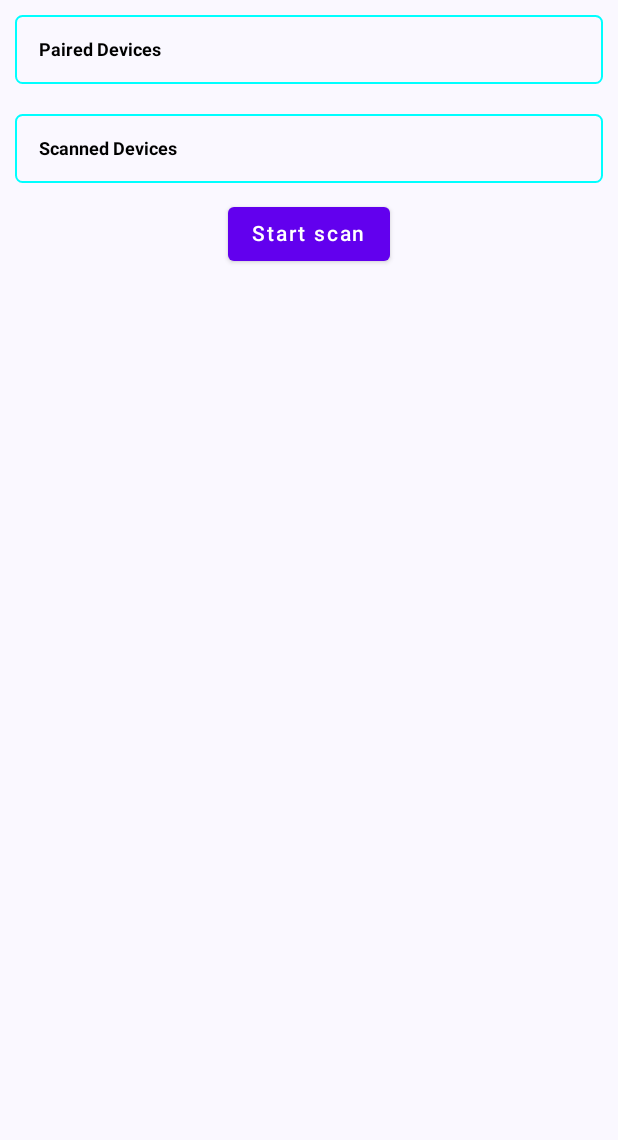
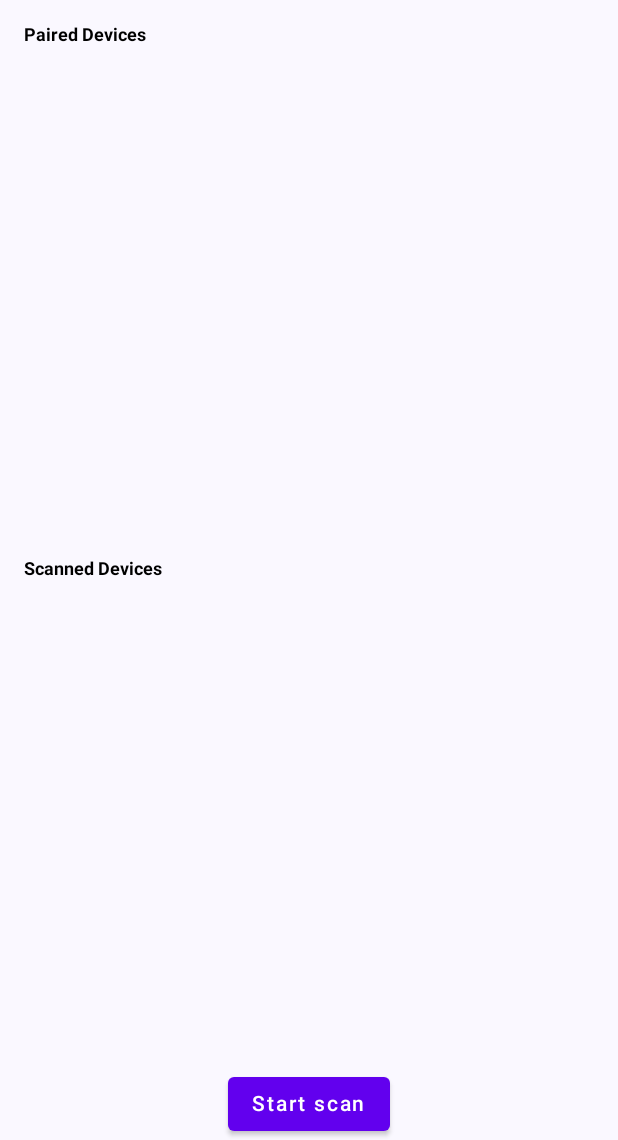
Before and after one commit to jaybhavsar555/BlueChat, an Android app built with Jetpack Compose: the composable AllDeviceScreen shown on its own in the app's theme, on a phone screen of 412 x 824 dp, the part 96-1236 px from its top. Run offline under Robolectric (Android 15) with nearby library versions, the phone set to English and light mode, and no system bars.

Commit message:
-UI fixes

```diff
--- a/app/src/main/java/com/example/bluechat/presentation/AllDeviceScreen.kt
+++ b/app/src/main/java/com/example/bluechat/presentation/AllDeviceScreen.kt
@@ -89,17 +89,17 @@ fun BluetoothDeviceList(
         }
     )
 
-    Box(
-        modifier = Modifier
-            .padding(10.dp)
-            .background(Color.Transparent)
-            .border(
-                width = 1.dp, // specify the border width
-                color = Color.Cyan, // specify the border color
-                shape = RoundedCornerShape(5.dp)// specify the shape of the border
-            )
+//    Box(
+//        modifier = Modifier
+//            .padding(10.dp)
+//            .background(Color.Transparent)
+//            .border(
+//                width = 1.dp, // specify the border width
+//                color = Color.Cyan, // specify the border color
+//                shape = RoundedCornerShape(5.dp)// specify the shape of the border
+//            )
 
-    ) {
+//    ) {
     LazyColumn(
         modifier = modifier
     ) {
@@ -120,19 +120,19 @@ fun BluetoothDeviceList(
                     .padding(16.dp)
             )
         }
-        }
+//        }
     }
 
-    Box(
-        modifier = Modifier
-            .padding(10.dp)
-            .background(Color.Transparent)
-            .border(
-                width = 1.dp, // specify the border width
-                color = Color.Cyan, // specify the border color
-                shape = RoundedCornerShape(5.dp)// specify the shape of the border
-            )
-    ) {
+//    Box(
+//        modifier = Modifier
+//            .padding(10.dp)
+//            .background(Color.Transparent)
+//            .border(
+//                width = 1.dp, // specify the border width
+//                color = Color.Cyan, // specify the border color
+//                shape = RoundedCornerShape(5.dp)// specify the shape of the border
+//            )
+//    ) {
     LazyColumn(modifier = modifier) {
         item {
             Text(
@@ -152,6 +152,6 @@ fun BluetoothDeviceList(
             )
         }
     }
-    }
+//    }
 
 }
```
Lines whose indentation alone changed are shown as unchanged.
